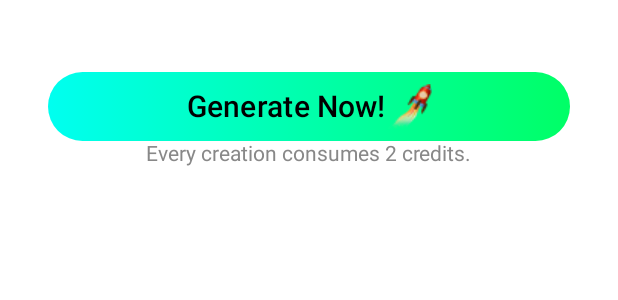
After one commit to namnhat0620/AniGAN-PhotoApp, an Android app built with Jetpack Compose: the @Preview function GenerateSetting, on a phone screen of 412 x 824 dp. The commit adds this screen. Shown: the top 300 px of the screen. Run offline under Robolectric (Android 15) with nearby library versions, the light colour scheme and no system bars.

Commit message:
AI-tools UI

```diff
--- a/app/src/main/java/com/kltn/anigan/ui/MainScreen.kt
+++ b/app/src/main/java/com/kltn/anigan/ui/MainScreen.kt
@@ -26,6 +26,8 @@ import androidx.navigation.NavController
 import com.kltn.anigan.ImageClass
 import com.kltn.anigan.R
 import com.kltn.anigan.routes.Routes
+import com.kltn.anigan.ui.shared.components.PhotoLibrary
+import com.kltn.anigan.ui.shared.components.Title
 
 @Composable
 fun MainScreen(navController: NavController) {
--- /dev/null
+++ b/app/src/main/java/com/kltn/anigan/ui/shared/components/GenerateSetting.kt
@@ -0,0 +1,105 @@
+package com.kltn.anigan.ui.shared.components
+
+import androidx.compose.foundation.Image
+import androidx.compose.foundation.clickable
+import androidx.compose.foundation.layout.Arrangement
+import androidx.compose.foundation.layout.Column
+import androidx.compose.foundation.layout.Row
+import androidx.compose.foundation.layout.Spacer
+import androidx.compose.foundation.layout.fillMaxWidth
+import androidx.compose.foundation.layout.height
+import androidx.compose.foundation.layout.padding
+import androidx.compose.foundation.layout.size
+import androidx.compose.foundation.shape.RoundedCornerShape
+import androidx.compose.material3.Text
+import androidx.compose.runtime.Composable
+import androidx.compose.runtime.getValue
+import androidx.compose.runtime.mutableIntStateOf
+import androidx.compose.runtime.remember
+import androidx.compose.runtime.setValue
+import androidx.compose.ui.Alignment
+import androidx.compose.ui.Modifier
+import androidx.compose.ui.graphics.Color
+import androidx.compose.ui.res.painterResource
+import androidx.compose.ui.tooling.preview.Preview
+import androidx.compose.ui.unit.dp
+import com.kltn.anigan.R
+
+const val MIN_VALUE = 1
+const val MAX_VALUE = 20
+
+@Composable
+private fun NumOfGeneration(
+    numOfGenerations: Int,
+    onNumOfGenerationsChanged: (Int) -> Unit
+) {
+    Row(
+        modifier = Modifier
+            .fillMaxWidth()
+            .padding(15.dp, 5.dp),
+        horizontalArrangement = Arrangement.SpaceBetween
+    ) {
+        Text(text = "Number of Generated", color = Color.White)
+        Row(
+            verticalAlignment = Alignment.CenterVertically
+        ) {
+            Image(
+                painter = painterResource(id = R.drawable.icon_remove_empty),
+                contentDescription = null,
+                modifier = Modifier
+                    .clickable {
+                        if (numOfGenerations >= MIN_VALUE) {
+                            onNumOfGenerationsChanged(numOfGenerations - 1)
+                        }
+                    }
+                    .size(16.dp)
+            )
+            Text(
+                text = numOfGenerations.toString(),
+                color = Color.White,
+                modifier = Modifier.padding(10.dp, 0.dp))
+            Image(
+                painter = painterResource(id = R.drawable.icon_add_circled_outline),
+                contentDescription = null,
+                modifier = Modifier
+                    .clickable {
+                        if (numOfGenerations < MAX_VALUE) {
+                            onNumOfGenerationsChanged(numOfGenerations + 1)
+                        }
+                    }
+                    .size(16.dp)
+            )
+        }
+    }
+}
+
+@Composable
+@Preview
+fun GenerateSetting() {
+    var numOfGenerations by remember { mutableIntStateOf(2)}
+
+    Column(
+        horizontalAlignment = Alignment.CenterHorizontally
+    ) {
+        NumOfGeneration(
+            numOfGenerations,
+            onNumOfGenerationsChanged = { newValue ->
+                numOfGenerations = newValue
+            }
+        )
+        Spacer(modifier = Modifier
+            .fillMaxWidth()
+            .height(20.dp))
+        GradientButton(
+            gradientColors = listOf(Color(0xFF00FFF0), Color(0xFF00FF66)),
+            cornerRadius = 16.dp,
+            nameButton = "Generate Now!",
+            roundedCornerShape = RoundedCornerShape(size = 30.dp)
+        )
+        Text(
+            text = "Every creation consumes $numOfGenerations credits.",
+            color = Color.Gray
+        )
+    }
+
+}
--- /dev/null
+++ b/app/src/main/java/com/kltn/anigan/ui/shared/components/GradientButton.kt
@@ -0,0 +1,71 @@
+package com.kltn.anigan.ui.shared.components
+
+import androidx.compose.foundation.Image
+import androidx.compose.foundation.background
+import androidx.compose.foundation.layout.Box
+import androidx.compose.foundation.layout.PaddingValues
+import androidx.compose.foundation.layout.Row
+import androidx.compose.foundation.layout.fillMaxWidth
+import androidx.compose.foundation.layout.padding
+import androidx.compose.foundation.layout.size
+import androidx.compose.foundation.shape.RoundedCornerShape
+import androidx.compose.material3.Button
+import androidx.compose.material3.ButtonDefaults
+import androidx.compose.material3.Text
+import androidx.compose.runtime.Composable
+import androidx.compose.ui.Alignment
+import androidx.compose.ui.Modifier
+import androidx.compose.ui.draw.clip
+import androidx.compose.ui.graphics.Brush
+import androidx.compose.ui.graphics.Color
+import androidx.compose.ui.res.painterResource
+import androidx.compose.ui.unit.Dp
+import androidx.compose.ui.unit.dp
+import androidx.compose.ui.unit.sp
+import com.kltn.anigan.R
+
+@Composable
+fun GradientButton(
+    gradientColors: List<Color>,
+    cornerRadius: Dp,
+    nameButton: String,
+    roundedCornerShape: RoundedCornerShape
+) {
+    Button(
+        modifier = Modifier
+            .fillMaxWidth()
+            .padding(start = 32.dp, end = 32.dp),
+        onClick = { /*TODO*/ },
+        contentPadding = PaddingValues(),
+        colors = ButtonDefaults.buttonColors(
+            containerColor = Color.Transparent
+        ),
+        shape = RoundedCornerShape(cornerRadius)
+    ) {
+        Box(
+            modifier = Modifier
+                .fillMaxWidth()
+                .background(
+                    brush = Brush.horizontalGradient(colors = gradientColors),
+                    shape = roundedCornerShape
+                )
+                .clip(roundedCornerShape)
+                .padding(horizontal = 16.dp, vertical = 8.dp),
+            contentAlignment = Alignment.Center
+        ) {
+            Row (
+                verticalAlignment = Alignment.CenterVertically
+            ){
+                Text(
+                    text = nameButton,
+                    fontSize = 20.sp,
+                    color = Color.Black
+                )
+                Image(
+                    painter = painterResource(id = R.drawable.red_rocket),
+                    contentDescription = null,
+                    modifier = Modifier.size(30.dp))
+            }
+        }
+    }
+}
--- a/app/src/main/java/com/kltn/anigan/ui/PhotoLibrary.kt
+++ b/app/src/main/java/com/kltn/anigan/ui/shared/components/PhotoLibrary.kt
@@ -1,4 +1,4 @@
-package com.kltn.anigan.ui
+package com.kltn.anigan.ui.shared.components
 
 import androidx.compose.foundation.Image
 import androidx.compose.foundation.clickable
--- a/app/src/main/java/com/kltn/anigan/ui/Title.kt
+++ b/app/src/main/java/com/kltn/anigan/ui/shared/components/Title.kt
@@ -1,4 +1,4 @@
-package com.kltn.anigan.ui
+package com.kltn.anigan.ui.shared.components
 
 import androidx.compose.foundation.layout.Arrangement
 import androidx.compose.foundation.layout.Row
```
Also changed, not shown: app/src/main/java/com/kltn/anigan/ui/AIToolScreen.kt (+5 -42 lines), app/src/main/java/com/kltn/anigan/ui/shared/layouts/Header.kt (added, +54 -0 lines), app/src/main/res/drawable-nodpi/icon_add_circled_outline.png (added), app/src/main/res/drawable-nodpi/icon_remove_empty.png (added), app/src/main/res/drawable-nodpi/red_rocket.png (added).
